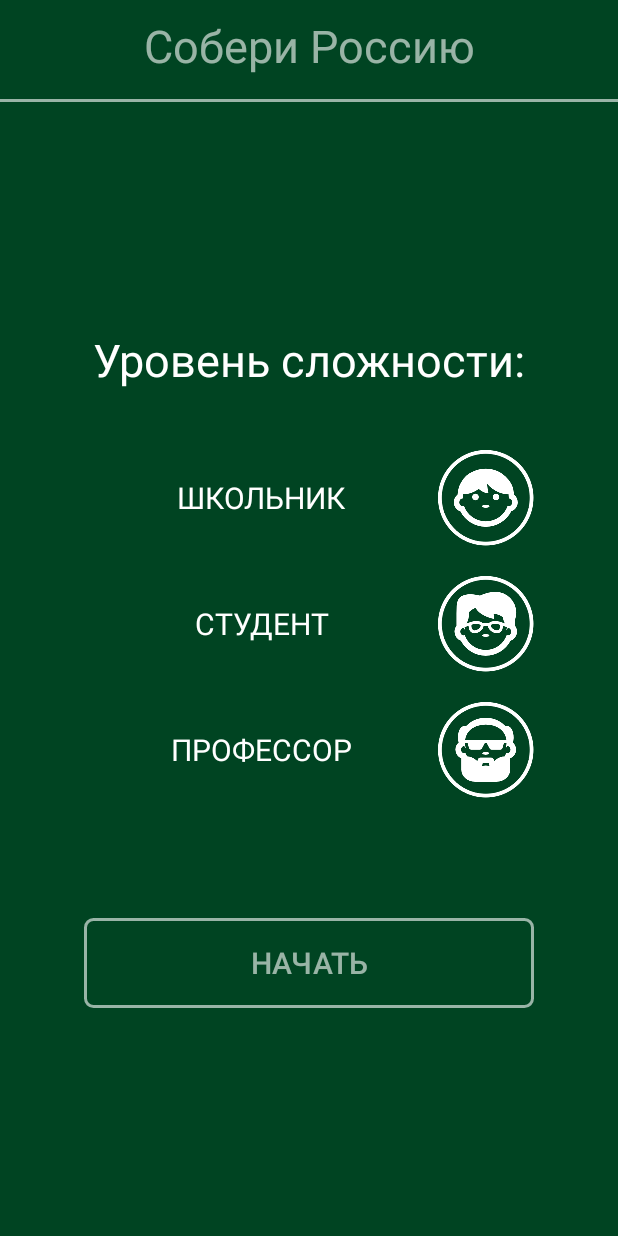
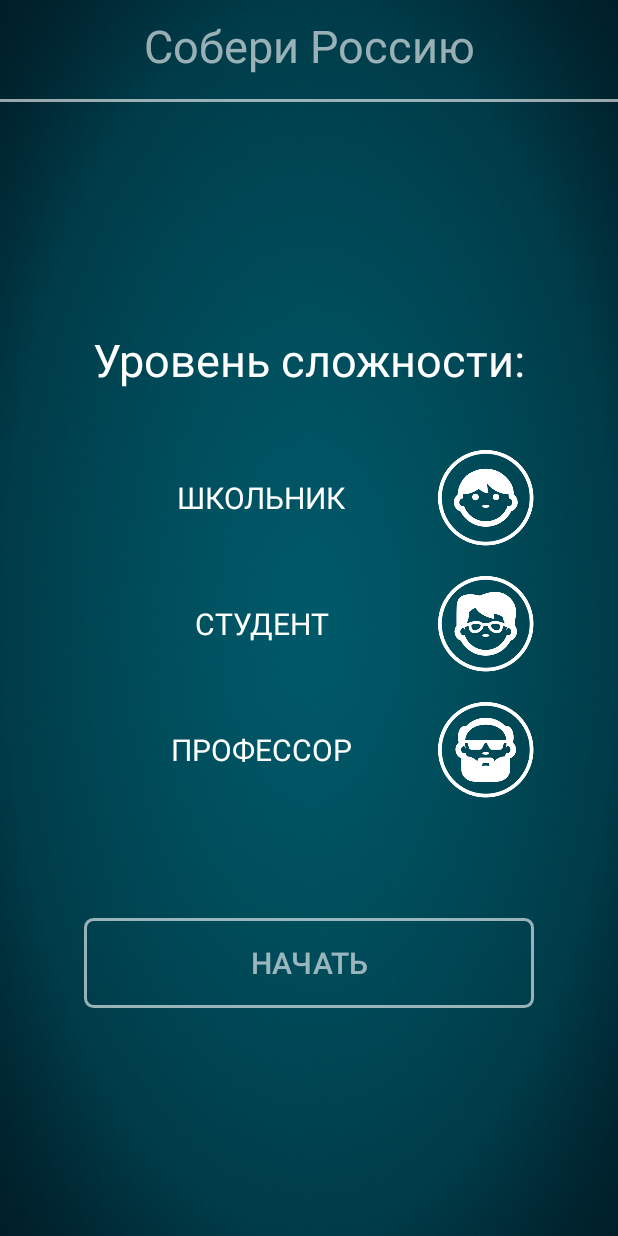
Before and after one commit to alexal1/Geografica, an Android app: the MenuChampionshipActivity screen opened directly, with no data from a screen before it, on a phone screen of 412 x 824 dp. Run offline under Robolectric (Android 15) with nearby library versions, the phone set to English and light mode, and no system bars.

Commit message:
Update background

```diff
--- a/app/src/main/res/layout/activity_menu_championship.xml
+++ b/app/src/main/res/layout/activity_menu_championship.xml
@@ -1,14 +1,20 @@
 <?xml version="1.0" encoding="utf-8"?>
-<LinearLayout
-    xmlns:android="http://schemas.android.com/apk/res/android"
+<RelativeLayout xmlns:android="http://schemas.android.com/apk/res/android"
     xmlns:tools="http://schemas.android.com/tools"
-    android:orientation="vertical"
     android:layout_width="match_parent"
     android:layout_height="match_parent"
-    android:background="@color/background"
     tools:context="com.alex_aladdin.geografica.MenuChampionshipActivity">
 
+    <!-- Фон !-->
+    <ImageView
+        android:layout_width="match_parent"
+        android:layout_height="match_parent"
+        android:src="@drawable/background"
+        android:scaleType="fitXY"
+        tools:ignore="ContentDescription"/>
+
     <TextView
+        android:id="@+id/menu_caption"
         android:layout_width="match_parent"
         android:layout_height="wrap_content"
         android:gravity="center_horizontal"
@@ -19,14 +25,17 @@
         android:textColor="@color/white_pressed"/>
 
     <View
+        android:id="@+id/menu_line"
         android:layout_width="match_parent"
         android:layout_height="2dp"
+        android:layout_below="@id/menu_caption"
         android:background="@color/white_pressed"/>
 
     <RelativeLayout
         android:layout_width="match_parent"
         android:layout_height="match_parent"
-        android:background="@color/background">
+        android:layout_below="@id/menu_line"
+        android:background="@color/transparent">
 
         <ScrollView
             android:layout_width="match_parent"
@@ -34,7 +43,7 @@
             android:layout_centerVertical="true"
             android:scrollbarThumbVertical="@drawable/scrollbar"
             android:scrollbarSize="2dp"
-            android:background="@color/background">
+            android:background="@color/transparent">
 
             <LinearLayout
                 android:layout_width="wrap_content"
@@ -166,4 +175,4 @@
             </LinearLayout>
         </ScrollView>
     </RelativeLayout>
-</LinearLayout>
+</RelativeLayout>
--- a/app/src/main/res/values/colors.xml
+++ b/app/src/main/res/values/colors.xml
@@ -2,7 +2,7 @@
 <resources>
     <color name="backlight">#8800ccff</color>
     <color name="transparent">#00000000</color>
-    <color name="background">#004422</color>
+    <color name="background">#005969</color>
     <color name="white">#ffffff</color>
     <color name="dark_screen">#99000000</color>
     <color name="white_pressed">#99ffffff</color>
```
Also changed, not shown: app/src/main/res/layout/activity_main.xml (+9 -2 lines), app/src/main/res/layout/activity_menu.xml (+9 -3 lines), app/src/main/res/layout/activity_menu_training.xml (+16 -7 lines), app/src/main/res/drawable-nodpi/background.png (added), app/src/main/res/drawable-xxhdpi/logo.png.
